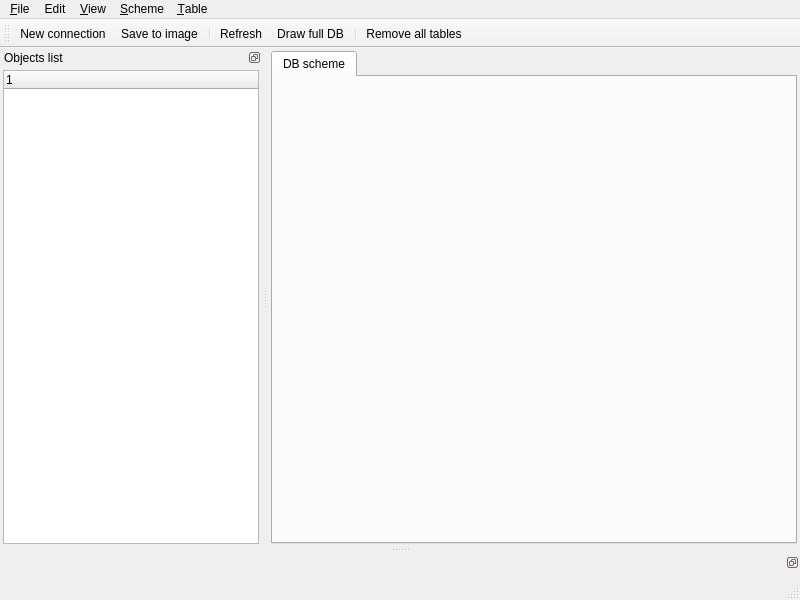
First picture: the form in src/gui/ui/MainWindow.ui, repository Ascent-Group/visual-db, before the edit.
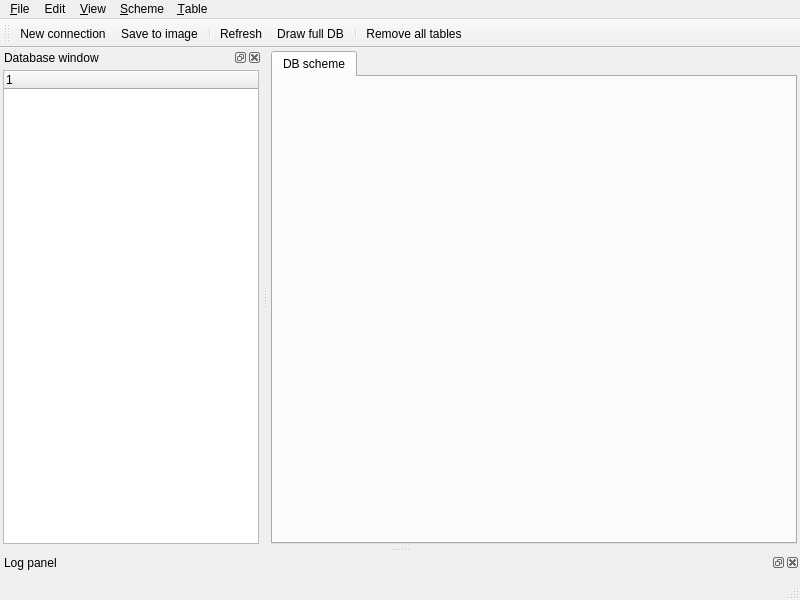
Second picture: the form after the edit. Icons and pictures are not drawn. Custom widgets are drawn as their Qt base class.

Commit message: + The progress bar for connection and importing database is added + The titles for log panel and database tree were added + Now views are displaied on the scene (without any fields - just the title :))

Diff of the .ui file:
```diff
--- a/src/gui/ui/MainWindow.ui
+++ b/src/gui/ui/MainWindow.ui
@@ -159,7 +159,7 @@
    <addaction name="separator"/>
    <addaction name="mRemoveAllTablesAction"/>
   </widget>
-  <widget class="QDockWidget" name="mDockLogPanelWidget">
+  <widget class="DockWidget" name="mLogPanelWidget">
    <property name="sizePolicy">
     <sizepolicy hsizetype="MinimumExpanding" vsizetype="MinimumExpanding">
      <horstretch>0</horstretch>
@@ -170,11 +170,14 @@
     <bool>false</bool>
    </property>
    <property name="features">
-    <set>QDockWidget::DockWidgetFloatable|QDockWidget::DockWidgetMovable</set>
+    <set>QDockWidget::AllDockWidgetFeatures</set>
    </property>
    <property name="allowedAreas">
     <set>Qt::BottomDockWidgetArea|Qt::RightDockWidgetArea</set>
    </property>
+   <property name="windowTitle">
+    <string>Log panel</string>
+   </property>
    <attribute name="dockWidgetArea">
     <number>8</number>
    </attribute>
@@ -199,15 +202,15 @@
     </layout>
    </widget>
   </widget>
-  <widget class="QDockWidget" name="mDockTableListWidget">
+  <widget class="DockWidget" name="mDatabaseTreeWidget">
    <property name="features">
-    <set>QDockWidget::DockWidgetFloatable|QDockWidget::DockWidgetMovable</set>
+    <set>QDockWidget::AllDockWidgetFeatures</set>
    </property>
    <property name="allowedAreas">
     <set>Qt::BottomDockWidgetArea|Qt::LeftDockWidgetArea</set>
    </property>
    <property name="windowTitle">
-    <string>Objects list</string>
+    <string>Database window</string>
    </property>
    <attribute name="dockWidgetArea">
     <number>1</number>
@@ -682,6 +685,12 @@
    <header location="global">gui/TabWidget.h</header>
    <container>1</container>
   </customwidget>
+  <customwidget>
+   <class>DockWidget</class>
+   <extends>QDockWidget</extends>
+   <header location="global">gui/DockWidget.h</header>
+   <container>1</container>
+  </customwidget>
   <customwidget>
    <class>TreeWidget</class>
    <extends>QTreeWidget</extends>
```
Left out of the diff: 41 changed lines with no effect on the pictures. The commit also changes 12 other files.
